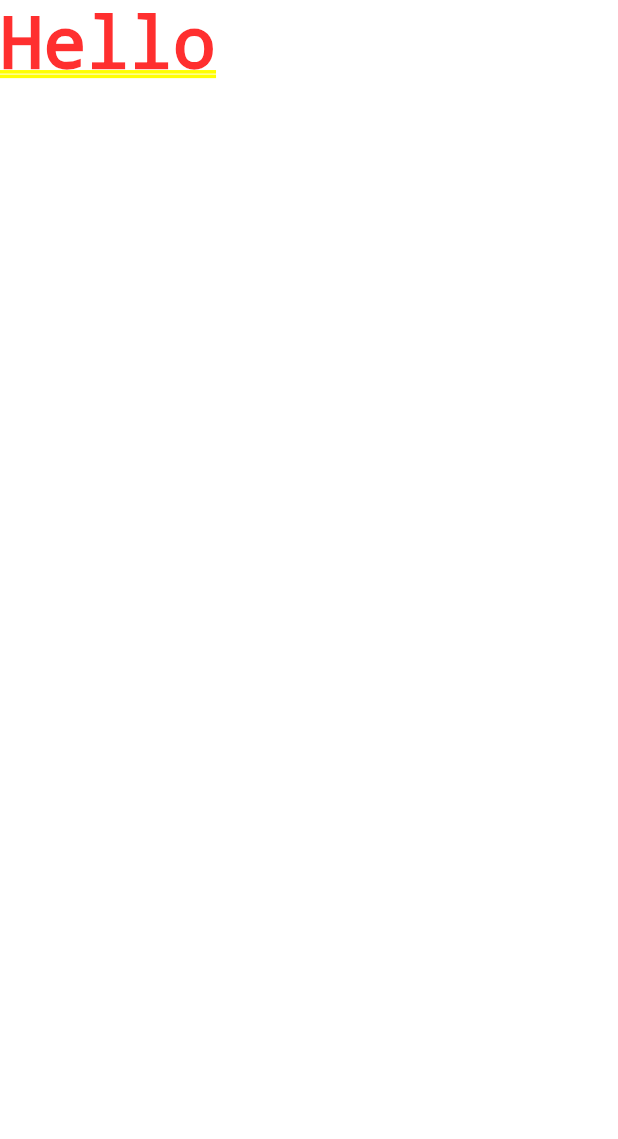
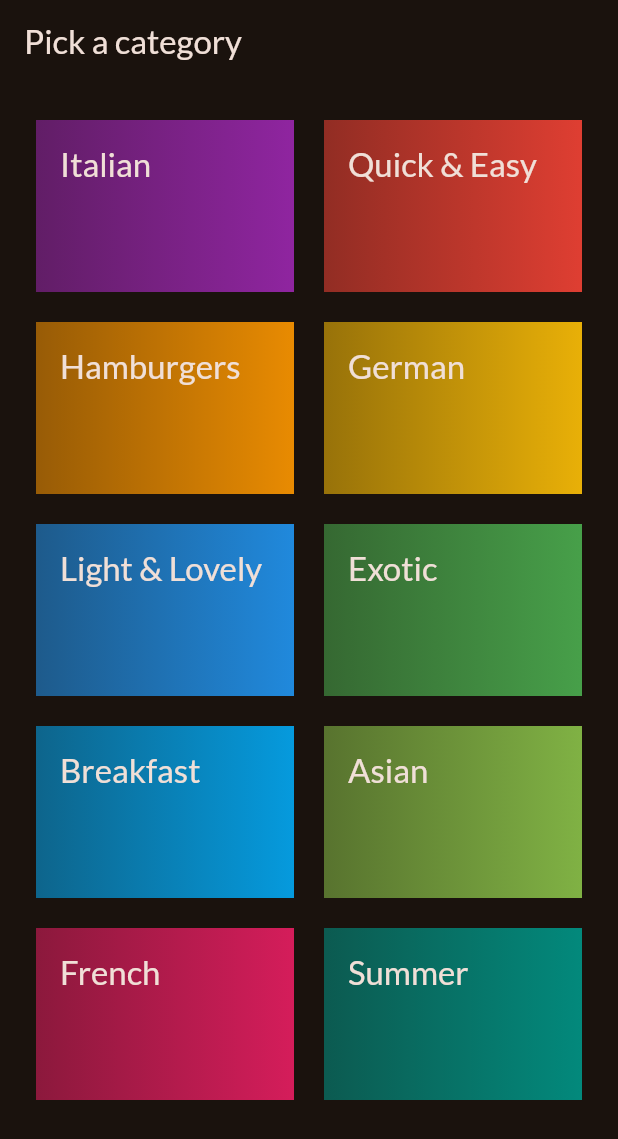
Before and after one commit to SheeloveDol/flutter_meals, a Flutter app: the screen it shows after launch, on a phone screen of 412 x 824 dp. Shown: the top 1139 px of the screen. Run offline on Flutter 3.47's test engine with Material 3 defaults, Android fonts, the phone set to English and light mode, and no system bars; our stand-ins replace google_fonts.

Commit message:
Created dummy_data, models, screens and widgets folders. Also created categogry_grid_items for main screen

```diff
--- /dev/null
+++ b/lib/data/dummy_data.dart
@@ -0,0 +1,56 @@
+import 'package:flutter/material.dart';
+
+import 'package:meals/models/category.dart';
+
+const availableCategories = [
+  Category(
+    id: 'c1',
+    title: 'Italian',
+    color: Colors.purple,
+  ),
+  Category(
+    id: 'c2',
+    title: 'Quick & Easy',
+    color: Colors.red,
+  ),
+  Category(
+    id: 'c3',
+    title: 'Hamburgers',
+    color: Colors.orange,
+  ),
+  Category(
+    id: 'c4',
+    title: 'German',
+    color: Colors.amber,
+  ),
+  Category(
+    id: 'c5',
+    title: 'Light & Lovely',
+    color: Colors.blue,
+  ),
+  Category(
+    id: 'c6',
+    title: 'Exotic',
+    color: Colors.green,
+  ),
+  Category(
+    id: 'c7',
+    title: 'Breakfast',
+    color: Colors.lightBlue,
+  ),
+  Category(
+    id: 'c8',
+    title: 'Asian',
+    color: Colors.lightGreen,
+  ),
+  Category(
+    id: 'c9',
+    title: 'French',
+    color: Colors.pink,
+  ),
+  Category(
+    id: 'c10',
+    title: 'Summer',
+    color: Colors.teal,
+  ),
+];
--- a/lib/main.dart
+++ b/lib/main.dart
@@ -1,6 +1,7 @@
 import 'package:flutter/material.dart';
 
 import 'package:google_fonts/google_fonts.dart';
+import 'package:meals/screens/categories.dart';
 
 final theme = ThemeData(
   useMaterial3: true,
@@ -22,7 +23,7 @@ class App extends StatelessWidget {
   Widget build(BuildContext context) {
     return MaterialApp(
       theme: theme,
-      home: const Text('Hello'),
+      home: const CategoriesScreen(),
     );
   }
 }
--- /dev/null
+++ b/lib/models/category.dart
@@ -0,0 +1,13 @@
+import 'package:flutter/material.dart';
+
+class Category {
+  const Category({
+    required this.id,
+    required this.title,
+    this.color = Colors.orange,
+  });
+
+  final String id;
+  final String title;
+  final Color color;
+}
--- /dev/null
+++ b/lib/screens/categories.dart
@@ -0,0 +1,30 @@
+import 'package:flutter/material.dart';
+import 'package:meals/data/dummy_data.dart';
+import 'package:meals/widgets/category_grid_item.dart';
+
+class CategoriesScreen extends StatelessWidget {
+  const CategoriesScreen({super.key});
+
+  @override
+  Widget build(BuildContext context) {
+    return Scaffold(
+      appBar: AppBar(
+        title: const Text('Pick a category'),
+      ),
+      body: GridView(
+        padding: const EdgeInsets.all(24),
+        gridDelegate: const SliverGridDelegateWithFixedCrossAxisCount(
+          crossAxisCount: 2,
+          childAspectRatio: 3 / 2,
+          crossAxisSpacing: 20,
+          mainAxisSpacing: 20,
+        ),
+        children: [
+          // alternative to using availableCategories.map((category) => CategoryGridItem(category: category)).toList()
+          for (final category in availableCategories)
+            CategoryGridItem(category: category),
+        ],
+      ),
+    );
+  }
+}
--- /dev/null
+++ b/lib/widgets/category_grid_item.dart
@@ -0,0 +1,29 @@
+import 'package:flutter/material.dart';
+import 'package:meals/models/category.dart';
+
+class CategoryGridItem extends StatelessWidget {
+  const CategoryGridItem({super.key, required this.category});
+
+  final Category category;
+
+  @override
+  Widget build(BuildContext context) {
+    return Container(
+      padding: const EdgeInsets.all(16),
+      decoration: BoxDecoration(
+        gradient: LinearGradient(
+          colors: [
+            category.color.withOpacity(0.55),
+            category.color.withOpacity(0.9),
+          ],
+        ),
+      ),
+      child: Text(
+        category.title,
+        style: Theme.of(context).textTheme.titleLarge!.copyWith(
+              color: Theme.of(context).colorScheme.onBackground,
+            ),
+      ),
+    );
+  }
+}
```
